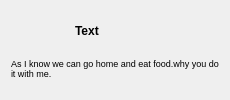
This is src/roomwidget.ui in aligrand/Zapchat as Qt 5 draws it before an edit. The edited form follows.
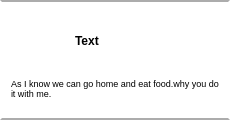
This is the edited form. Icons and pictures are not drawn.

The edit to the form file:
```diff
--- a/src/roomwidget.ui
+++ b/src/roomwidget.ui
@@ -7,11 +7,11 @@
     <x>0</x>
     <y>0</y>
     <width>230</width>
-    <height>100</height>
+    <height>120</height>
    </rect>
   </property>
   <property name="sizePolicy">
-   <sizepolicy hsizetype="Preferred" vsizetype="Preferred">
+   <sizepolicy hsizetype="Fixed" vsizetype="Fixed">
     <horstretch>0</horstretch>
     <verstretch>0</verstretch>
    </sizepolicy>
@@ -19,20 +19,36 @@
   <property name="minimumSize">
    <size>
     <width>120</width>
-    <height>0</height>
+    <height>120</height>
    </size>
   </property>
   <property name="maximumSize">
    <size>
     <width>230</width>
-    <height>100</height>
+    <height>120</height>
    </size>
   </property>
   <property name="windowTitle">
    <string>Form</string>
   </property>
   <property name="styleSheet">
-   <string notr="true">background-color: rgb(239, 239, 239);</string>
+   <string notr="true">#RoomWidget{
+background-color: rgb(255, 255, 255);
+border-style:solid;
+border-width:2px;
+	border-top-color: rgb(172, 172, 172);
+	border-bottom-color: rgb(172, 172, 172);
+}
+
+#RoomWidget:hover{
+background-color: rgb(255, 255, 255);
+border-style:solid;
+border-width:2px;
+	border-top-color: rgb(172, 172, 172);
+	border-bottom-color: rgb(172, 172, 172);
+border-right-color: rgb(172, 172, 172);
+	border-left-color: rgb(172, 172, 172);
+}</string>
   </property>
   <layout class="QGridLayout" name="gridLayout">
    <item row="2" column="1" rowspan="2">
```
